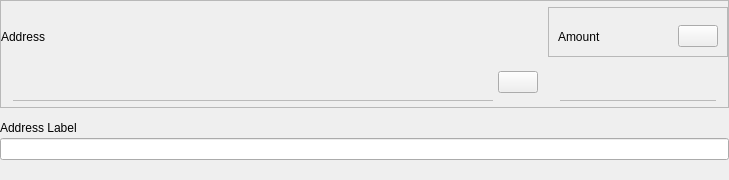
Old version of the form src/qt/forms/sendcoinsentry.ui in the repository Veil-Project/veil.
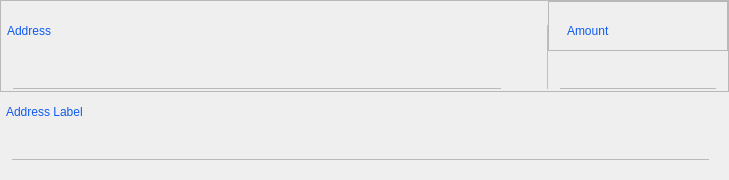
New version of the form. Icons and pictures are not drawn. Custom widgets are drawn as their Qt base class.

Commit message: initial dark mode and light mode

Diff of the .ui file:
```diff
--- a/src/qt/forms/sendcoinsentry.ui
+++ b/src/qt/forms/sendcoinsentry.ui
@@ -119,6 +119,10 @@
            <property name="focusPolicy">
             <enum>Qt::NoFocus</enum>
            </property>
+           <property name="styleSheet">
+            <string notr="true">background:transparent;
+border:none;</string>
+           </property>
            <property name="text">
             <string/>
            </property>
@@ -156,6 +160,12 @@
            <height>20</height>
           </size>
          </property>
+         <property name="styleSheet">
+          <string notr="true">padding:0px;
+margin:0px;
+margin-left:6px;
+color:#105AEF;</string>
+         </property>
          <property name="text">
           <string>Address</string>
          </property>
@@ -206,6 +216,10 @@
            <height>16777215</height>
           </size>
          </property>
+         <property name="styleSheet">
+          <string notr="true">background-color:#bfbfbf;
+margin-top:24px</string>
+         </property>
          <property name="text">
           <string/>
          </property>
@@ -240,6 +254,13 @@
               <height>20</height>
              </size>
             </property>
+            <property name="styleSheet">
+             <string notr="true">border:none;
+margin:0px;
+margin-left:6px;
+padding:0px;
+color:#105AEF;</string>
+            </property>
             <property name="text">
              <string>Amount</string>
             </property>
@@ -256,6 +277,12 @@
               <verstretch>0</verstretch>
              </sizepolicy>
             </property>
+            <property name="styleSheet">
+             <string notr="true">border:none;
+background-color:transparent;
+margin:0px;
+padding:0px;</string>
+            </property>
             <property name="text">
              <string/>
             </property>
@@ -279,6 +306,11 @@
         <verstretch>0</verstretch>
        </sizepolicy>
       </property>
+      <property name="styleSheet">
+       <string notr="true">margin:0px;
+padding:0px;
+border:none;</string>
+      </property>
       <layout class="QVBoxLayout" name="verticalLayout_3">
        <property name="spacing">
         <number>0</number>
@@ -315,6 +347,13 @@
            <height>20</height>
           </size>
          </property>
+         <property name="styleSheet">
+          <string notr="true">border:none;
+margin:0px;
+padding:0px;
+color:#105AEF;
+margin-left:3px;</string>
+         </property>
          <property name="text">
           <string>Address Label</string>
          </property>
@@ -331,6 +370,24 @@
          <property name="toolTip">
           <string>Enter a label for this address to add it to the list of used addresses</string>
          </property>
+         <property name="styleSheet">
+          <string notr="true">#addAsLabel {   
+	padding:8;
+  margin-left:12px;
+	margin-right:20px;
+	font-size:16px;
+	background:transparent;
+   background-color:transparent;
+	border-top:none;
+	border-left:none;
+	border-right:none;
+   border-bottom:1px solid #bababa;
+}
+
+#addAsLabel:focus {
+    border-bottom:1px solid #105aef;
+}</string>
+         </property>
         </widget>
        </item>
       </layout>
```
The commit also changes 2 other files.
